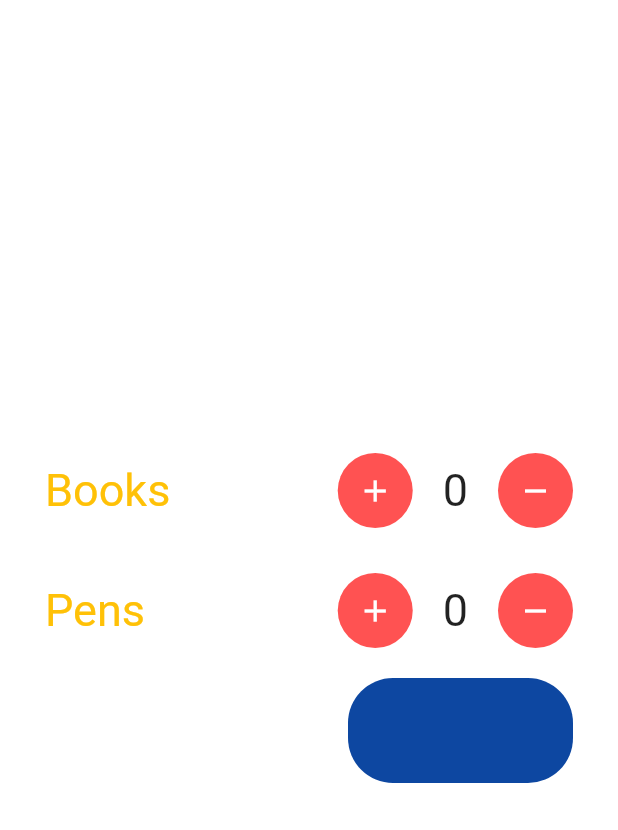
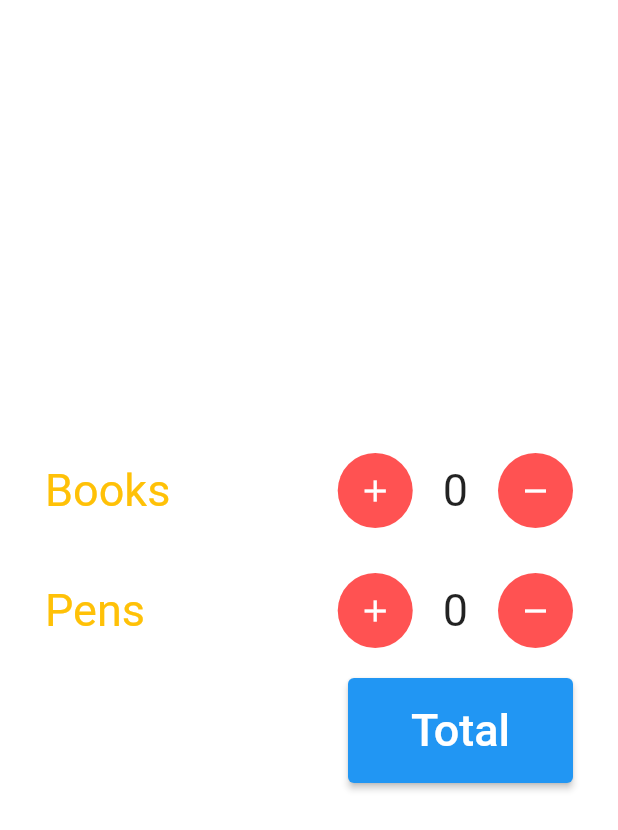
Before and after one commit to lucasoliveirasouza/getx-estudo, a Flutter app: the screen it shows after launch, on a phone screen of 412 x 824 dp. Shown: the top 830 px of the screen. Run offline on Flutter 3.47's test engine with Material 2 defaults, Android fonts, the phone set to English and light mode, and no system bars; our stand-ins replace get.

```diff
--- a/lib/home.dart
+++ b/lib/home.dart
@@ -139,6 +139,16 @@ class HomeView extends StatelessWidget {
                     borderRadius: BorderRadius.circular(30),
                     color: Colors.blue.shade900,
                   ),
+                  child: ElevatedButton(
+                    onPressed: () {},
+                    child: Text(
+                      "Total",
+                      style: TextStyle(
+                        fontSize: 30,
+                        color: Colors.white,
+                      ),
+                    ),
+                  ),
                 ),
               ],
             ),
```
